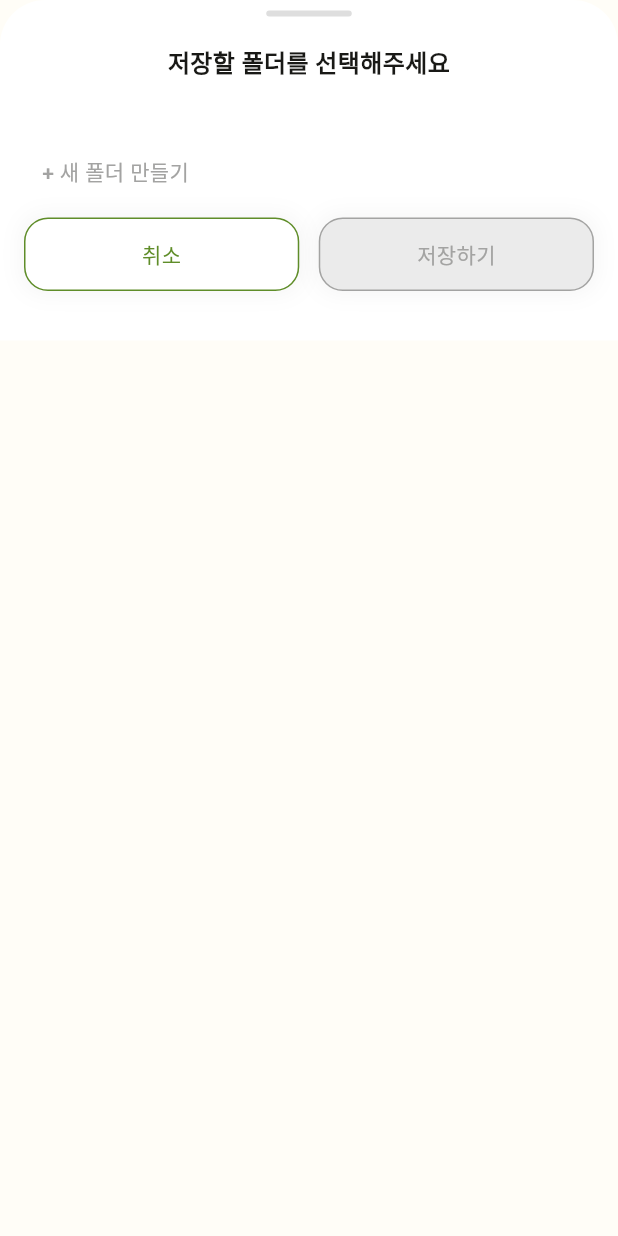
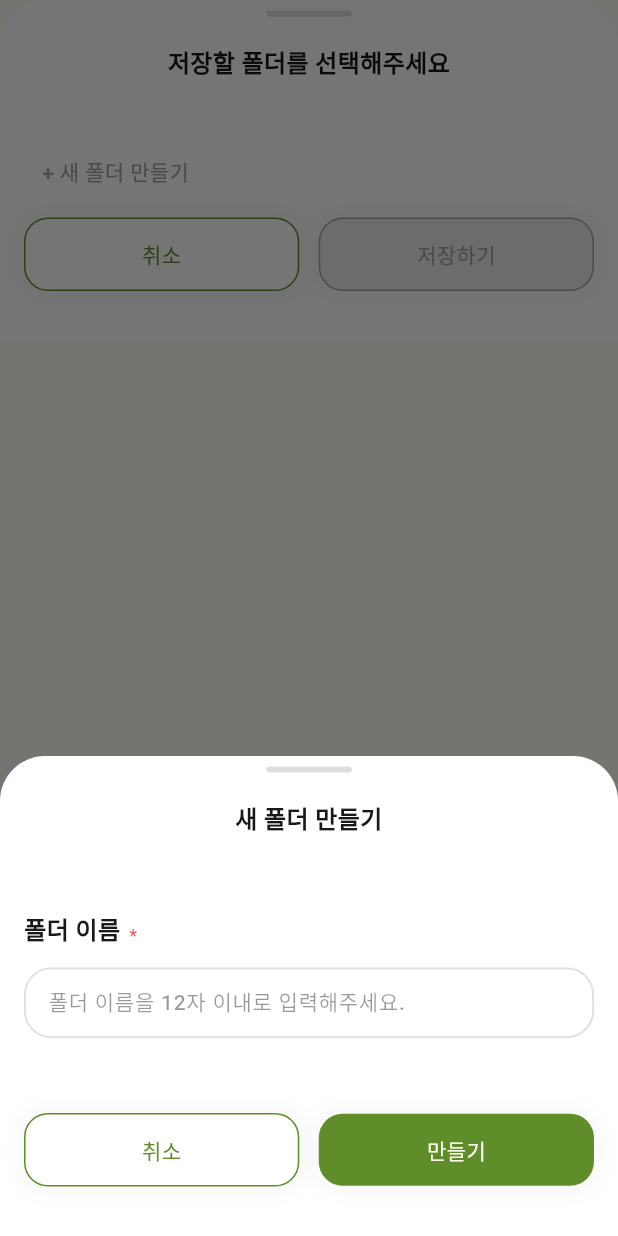
Before and after one commit to MOOD-CHON/MOODCHON-FE, a Flutter app: the PlaceSaveBottomSheet widget shown alone on an empty page, opened directly with empty values, after a tap on "+ 새 폴더 만들기", on a phone screen of 412 x 824 dp. Run offline on Flutter 3.47's test engine with Material 3 defaults, Android fonts, the phone set to English and light mode, and no system bars; our stand-ins replace flutter_svg; network calls fail; Roboto replaces fonts that are missing (Pretendard).

Commit message:
feat: name 바텀시트 완성

```diff
--- /dev/null
+++ b/lib/features/place_save/widgets/create_place_folder_bottom_sheet.dart
@@ -0,0 +1,231 @@
+import 'package:flutter/material.dart';
+
+import '../../../app/theme/app_colors.dart';
+import '../../../app/theme/app_typography.dart';
+import '../../../core/widgets/button/half/half_button.dart';
+import '../../../core/widgets/button/half/half_button_type.dart';
+import '../../../core/widgets/inputs/text_field/moodchon_text_field.dart';
+import '../../../core/widgets/inputs/text_field/text_field_size.dart';
+import '../../../core/widgets/text/warning_text.dart';
+import '../models/place_folder.dart';
+
+class CreatePlaceFolderBottomSheet extends StatefulWidget {
+  const CreatePlaceFolderBottomSheet({
+    super.key,
+    required this.currentFolderCount,
+  });
+
+  final int currentFolderCount;
+
+  static const int maxFolderCount = 6;
+  static const int maxFolderNameLength = 12;
+
+  static Future<PlaceFolder?> show(
+    BuildContext context, {
+    required int currentFolderCount,
+  }) {
+    return showModalBottomSheet<PlaceFolder>(
+      context: context,
+      isScrollControlled: true,
+      backgroundColor: Colors.transparent,
+      useSafeArea: false,
+      builder: (_) {
+        return CreatePlaceFolderBottomSheet(
+          currentFolderCount: currentFolderCount,
+        );
+      },
+    );
+  }
+
+  @override
+  State<CreatePlaceFolderBottomSheet> createState() =>
+      _CreatePlaceFolderBottomSheetState();
+}
+
+class _CreatePlaceFolderBottomSheetState
+    extends State<CreatePlaceFolderBottomSheet> {
+  final TextEditingController _folderNameController = TextEditingController();
+
+  String? _errorMessage;
+
+  bool get _hasError => _errorMessage != null;
+
+  @override
+  void dispose() {
+    _folderNameController.dispose();
+    super.dispose();
+  }
+
+  void _handleFolderNameChanged(String value) {
+    if (_errorMessage == null) {
+      return;
+    }
+
+    setState(() {
+      _errorMessage = null;
+    });
+  }
+
+  void _handleCancel() {
+    FocusScope.of(context).unfocus();
+    Navigator.of(context).pop();
+  }
+
+  void _handleCreate() {
+    FocusScope.of(context).unfocus();
+
+    final folderName = _folderNameController.text.trim();
+
+    if (folderName.isEmpty) {
+      setState(() {
+        _errorMessage = '폴더 이름을 입력해주세요.';
+      });
+      return;
+    }
+
+    if (widget.currentFolderCount >=
+        CreatePlaceFolderBottomSheet.maxFolderCount) {
+      setState(() {
+        _errorMessage = '무드 폴더는 최대 6개까지 만들 수 있어요.';
+      });
+      return;
+    }
+
+    final newFolder = PlaceFolder(
+      id: DateTime.now().microsecondsSinceEpoch.toString(),
+      name: folderName,
+      placeCount: 0,
+    );
+
+    Navigator.of(context).pop(newFolder);
+  }
+
+  @override
+  Widget build(BuildContext context) {
+    final keyboardBottom = MediaQuery.viewInsetsOf(context).bottom;
+
+    return AnimatedPadding(
+      duration: const Duration(milliseconds: 150),
+      curve: Curves.easeOut,
+      padding: EdgeInsets.only(bottom: keyboardBottom),
+      child: Container(
+        width: double.infinity,
+        decoration: const BoxDecoration(
+          color: AppColors.backgroundWhite,
+          borderRadius: BorderRadius.only(
+            topLeft: Radius.circular(30),
+            topRight: Radius.circular(30),
+          ),
+        ),
+        child: SafeArea(
+          top: false,
+          minimum: const EdgeInsets.only(bottom: 33),
+          child: Column(
+            mainAxisSize: MainAxisSize.min,
+            children: [
+              const SizedBox(height: 7),
+
+              Container(
+                width: 57,
+                height: 4,
+                decoration: BoxDecoration(
+                  color: AppColors.linePrimary,
+                  borderRadius: BorderRadius.circular(30),
+                ),
+              ),
+
+              const SizedBox(height: 19),
+
+              Text(
+                '새 폴더 만들기',
+                textAlign: TextAlign.center,
+                style: AppTypography.titleMedium.copyWith(
+                  color: AppColors.textPrimary,
+                ),
+              ),
+
+              const SizedBox(height: 50),
+
+              Padding(
+                padding: const EdgeInsets.symmetric(horizontal: 16),
+                child: Column(
+                  crossAxisAlignment: CrossAxisAlignment.start,
+                  children: [
+                    Row(
+                      crossAxisAlignment: CrossAxisAlignment.end,
+                      children: [
+                        Text(
+                          '폴더 이름',
+                          style: AppTypography.titleMedium.copyWith(
+                            color: AppColors.textPrimary,
+                          ),
+                        ),
+
+                        const SizedBox(width: 6),
+
+                        Text(
+                          '*',
+                          style: AppTypography.bodyMedium.copyWith(
+                            color: AppColors.statusError,
+                          ),
+                        ),
+                      ],
+                    ),
+
+                    const SizedBox(height: 13),
+
+                    MoodChonTextField(
+                      size: MoodChonTextFieldSize.long,
+                      placeholder: '폴더 이름을 12자 이내로 입력해주세요.',
+                      controller: _folderNameController,
+                      maxLength:
+                          CreatePlaceFolderBottomSheet.maxFolderNameLength,
+                      hasError: _hasError,
+                      onChanged: _handleFolderNameChanged,
+                      onSubmitted: (_) {
+                        _handleCreate();
+                      },
+                    ),
+
+                    if (_errorMessage != null) ...[
+                      const SizedBox(height: 13),
+
+                      WarningText(text: _errorMessage!),
+                    ],
+                  ],
+                ),
+              ),
+
+              const SizedBox(height: 50),
+
+              Padding(
+                padding: const EdgeInsets.symmetric(horizontal: 16),
+                child: Row(
+                  children: [
+                    Expanded(
+                      child: HalfButton(
+                        type: HalfButtonType.stroke,
+                        label: '취소',
+                        onTap: _handleCancel,
+                      ),
+                    ),
+
+                    const SizedBox(width: 13),
+
+                    Expanded(
+                      child: HalfButton(
+                        type: HalfButtonType.full,
+                        label: '만들기',
+                        onTap: _handleCreate,
+                      ),
+                    ),
+                  ],
+                ),
+              ),
+            ],
+          ),
+        ),
+      ),
+    );
+  }
+}
--- a/lib/features/place_save/widgets/place_save_bottom_sheet.dart
+++ b/lib/features/place_save/widgets/place_save_bottom_sheet.dart
@@ -6,6 +6,7 @@ import '../../../core/widgets/button/half/half_button.dart';
 import '../../../core/widgets/button/half/half_button_type.dart';
 import '../data/place_folder_mock_data.dart';
 import '../models/place_folder.dart';
+import 'create_place_folder_bottom_sheet.dart';
 import 'place_folder_select_item.dart';
 
 class PlaceSaveBottomSheet extends StatefulWidget {
@@ -41,6 +42,7 @@ class PlaceSaveBottomSheet extends StatefulWidget {
 }
 
 class _PlaceSaveBottomSheetState extends State<PlaceSaveBottomSheet> {
+  late List<PlaceFolder> _folders;
   late Set<String> _selectedFolderIds;
 
   bool get _hasSelection => _selectedFolderIds.isNotEmpty;
@@ -48,6 +50,8 @@ class _PlaceSaveBottomSheetState extends State<PlaceSaveBottomSheet> {
   @override
   void initState() {
     super.initState();
+
+    _folders = List<PlaceFolder>.from(widget.folders);
 
     _selectedFolderIds = Set<String>.from(widget.initiallySelectedFolderIds);
   }
@@ -74,8 +78,20 @@ class _PlaceSaveBottomSheetState extends State<PlaceSaveBottomSheet> {
     Navigator.of(context).pop(Set<String>.from(_selectedFolderIds));
   }
 
-  void _handleCreateFolder() {
-    // TODO: 새 폴더 만들기 바텀시트 구현 후 연결
+  Future<void> _handleCreateFolder() async {
+    final newFolder = await CreatePlaceFolderBottomSheet.show(
+      context,
+      currentFolderCount: _folders.length,
+    );
+
+    if (!mounted || newFolder == null) {
+      return;
+    }
+
+    setState(() {
+      _folders.add(newFolder);
+      _selectedFolderIds.add(newFolder.id);
+    });
   }
 
   @override
@@ -122,23 +138,16 @@ class _PlaceSaveBottomSheetState extends State<PlaceSaveBottomSheet> {
               padding: const EdgeInsets.symmetric(horizontal: 28),
               child: Column(
                 children: [
-                  for (
-                    var index = 0;
-                    index < widget.folders.length;
-                    index++
-                  ) ...[
+                  for (var index = 0; index < _folders.length; index++) ...[
                     PlaceFolderSelectItem(
-                      folder: widget.folders[index],
-                      selected: _selectedFolderIds.contains(
-                        widget.folders[index].id,
-                      ),
+                      folder: _folders[index],
+                      selected: _selectedFolderIds.contains(_folders[index].id),
                       onTap: () {
-                        _toggleFolder(widget.folders[index].id);
+                        _toggleFolder(_folders[index].id);
                       },
                     ),
 
-                    if (index < widget.folders.length - 1)
-                      const SizedBox(height: 20),
+                    if (index < _folders.length - 1) const SizedBox(height: 20),
                   ],
                 ],
               ),
```
